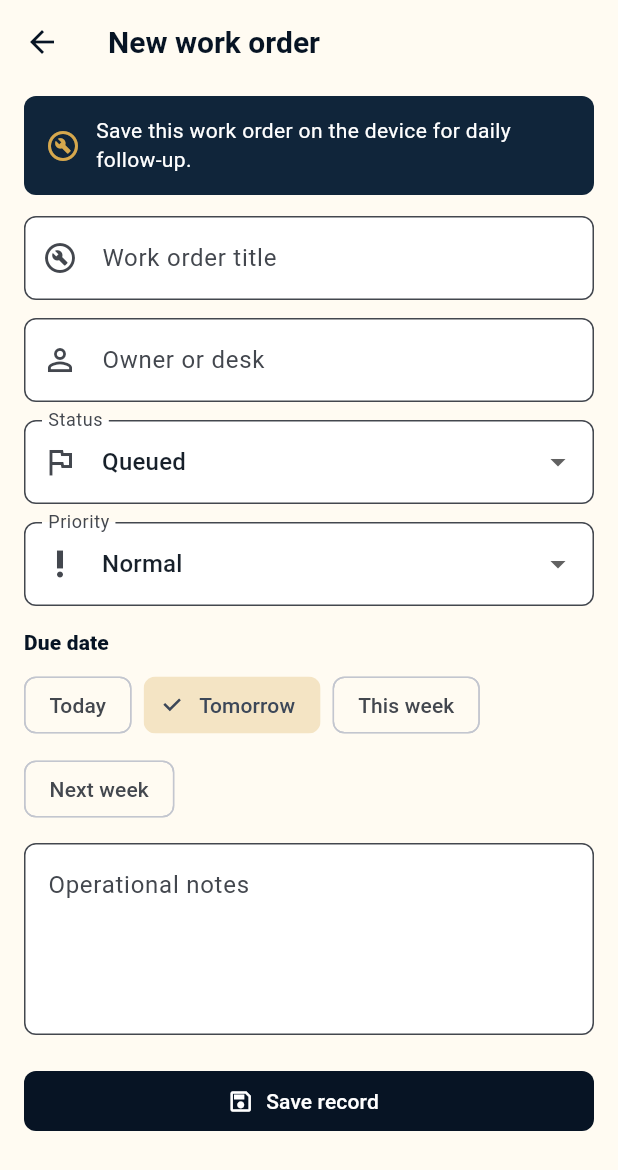
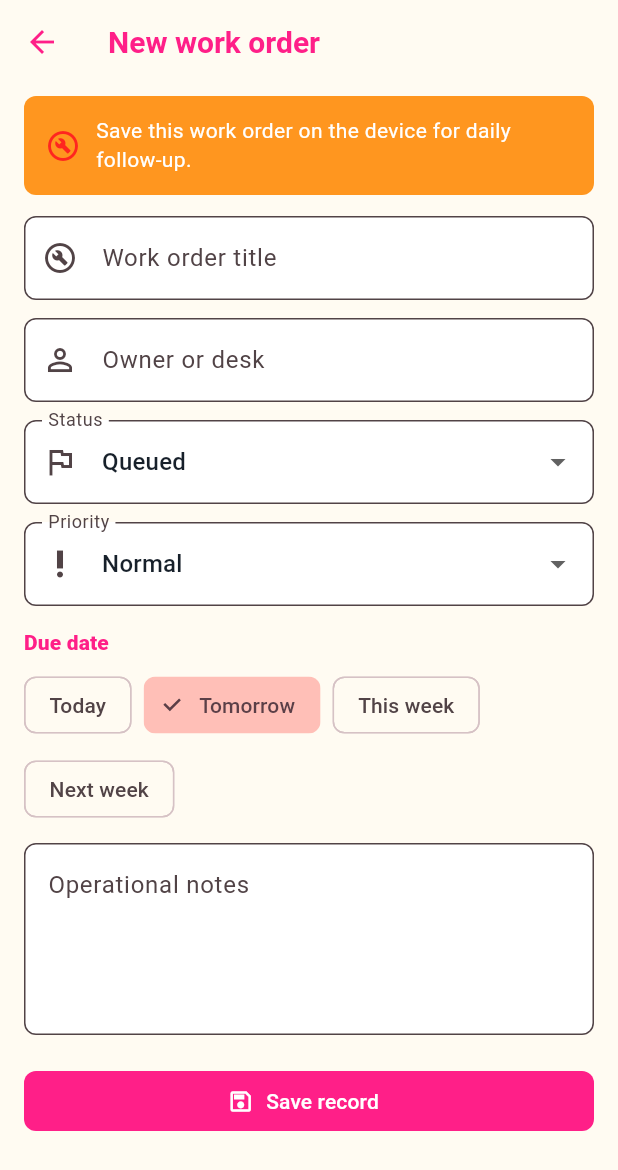
Before and after one commit to EOOrga/68d9d11f1299230338f4f460, a Flutter app: the screen it shows after launch, after a tap on "Open work", after a tap on "New work order", on a phone screen of 412 x 824 dp. Shown: the top 1170 px of the screen. Run offline on Flutter 3.47's test engine with Material 3 defaults, Android fonts, the phone set to English and light mode, and no system bars.

Commit message:
Create Flutter variant com.rhuxrhpmugxq.scpbreuxfthepaultc

```diff
--- a/lib/operations_app.dart
+++ b/lib/operations_app.dart
@@ -2,9 +2,9 @@ import 'package:flutter/material.dart';
 
 import 'operations_data.dart';
 
-const _navy = Color(0xFF071424);
-const _deepBlue = Color(0xFF10253A);
-const _gold = Color(0xFFD6A84D);
+const _navy = Color(0xFFFF1F88);
+const _deepBlue = Color(0xFFFF961F);
+const _gold = Color(0xFFFF261F);
 const _silver = Color(0xFFD8DDE2);
 const _paper = Color(0xFFFFFBF2);
 const _success = Color(0xFF19745F);
@@ -299,7 +299,7 @@ class DashboardPage extends StatelessWidget {
         _MetricsGrid(controller: controller),
         const SizedBox(height: 18),
         _SectionHeader(
-          title: 'Today and next actions',
+          title: 'SCP BREUX F ET THEPAULT C',
           action: TextButton(
             onPressed: () => onOpenType(OperationType.workOrder),
             child: const Text('Open work'),
--- a/pubspec.yaml
+++ b/pubspec.yaml
@@ -1,4 +1,4 @@
-name: scp_breux_ops
+name: scpbreuxfthepaultc
 description: Local operations workspace for work orders, payroll reports, reservations, and incidents.
 publish_to: 'none'
 version: 1.0.0+1
@@ -25,6 +25,6 @@ flutter:
 flutter_launcher_icons:
   android: true
   image_path: docs/icon.png
-  adaptive_icon_background: "#071424"
+  adaptive_icon_background: "#FF961F"
   adaptive_icon_foreground: docs/icon.png
   min_sdk_android: 23
```
Also changed, not shown: docs/icon.png, 11 other files.
